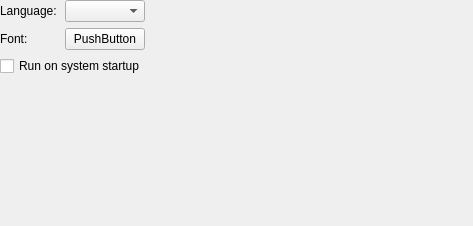
First picture: the form in src/ui/setting/sub_general.ui, repository XMuli/myapp-template, before the edit.
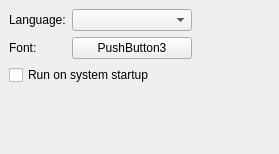
Second picture: the form after the edit.

Patch:
```diff
--- a/src/ui/setting/sub_general.ui
+++ b/src/ui/setting/sub_general.ui
@@ -6,14 +6,14 @@
    <rect>
     <x>0</x>
     <y>0</y>
-    <width>473</width>
-    <height>226</height>
+    <width>279</width>
+    <height>154</height>
    </rect>
   </property>
   <property name="windowTitle">
    <string>Form</string>
   </property>
-  <layout class="QGridLayout" name="gridLayout" rowstretch="0,0,0,10" columnstretch="0,0,10">
+  <layout class="QVBoxLayout" name="verticalLayout" stretch="0,1">
    <property name="leftMargin">
     <number>0</number>
    </property>
@@ -26,6 +26,9 @@
    <property name="bottomMargin">
     <number>0</number>
    </property>
+   <item>
+    <widget class="QWidget" name="widget" native="true">
+     <layout class="QGridLayout" name="gridLayout" columnminimumwidth="0,120,0">
    <item row="0" column="0">
     <widget class="QLabel" name="label">
      <property name="text">
@@ -33,6 +36,27 @@
      </property>
     </widget>
    </item>
+      <item row="1" column="0">
+       <widget class="QLabel" name="label_2">
+        <property name="text">
+         <string>Font:</string>
+        </property>
+       </widget>
+      </item>
+      <item row="2" column="0" colspan="2">
+       <widget class="QCheckBox" name="checkBox">
+        <property name="text">
+         <string>Run on system startup</string>
+        </property>
+       </widget>
+      </item>
+      <item row="1" column="1">
+       <widget class="QPushButton" name="pushButton">
+        <property name="text">
+         <string>PushButton3</string>
+        </property>
+       </widget>
+      </item>
    <item row="0" column="1">
     <widget class="QComboBox" name="comboBox"/>
    </item>
@@ -44,33 +68,15 @@
      <property name="sizeHint" stdset="0">
       <size>
        <width>40</width>
-       <height>1</height>
+          <height>10</height>
       </size>
      </property>
     </spacer>
    </item>
-   <item row="1" column="0">
-    <widget class="QLabel" name="label_2">
-     <property name="text">
-      <string>Font:</string>
-     </property>
+     </layout>
     </widget>
    </item>
-   <item row="1" column="1">
-    <widget class="QPushButton" name="pushButton">
-     <property name="text">
-      <string>PushButton</string>
-     </property>
-    </widget>
-   </item>
-   <item row="2" column="0" colspan="2">
-    <widget class="QCheckBox" name="checkBox">
-     <property name="text">
-      <string>Run on system startup</string>
-     </property>
-    </widget>
-   </item>
-   <item row="3" column="0">
+   <item>
     <spacer name="verticalSpacer">
      <property name="orientation">
       <enum>Qt::Orientation::Vertical</enum>
@@ -78,7 +84,7 @@
      <property name="sizeHint" stdset="0">
       <size>
        <width>20</width>
-       <height>67</height>
+       <height>1</height>
       </size>
      </property>
     </spacer>
```
Lines whose indentation alone changed are shown as unchanged.
